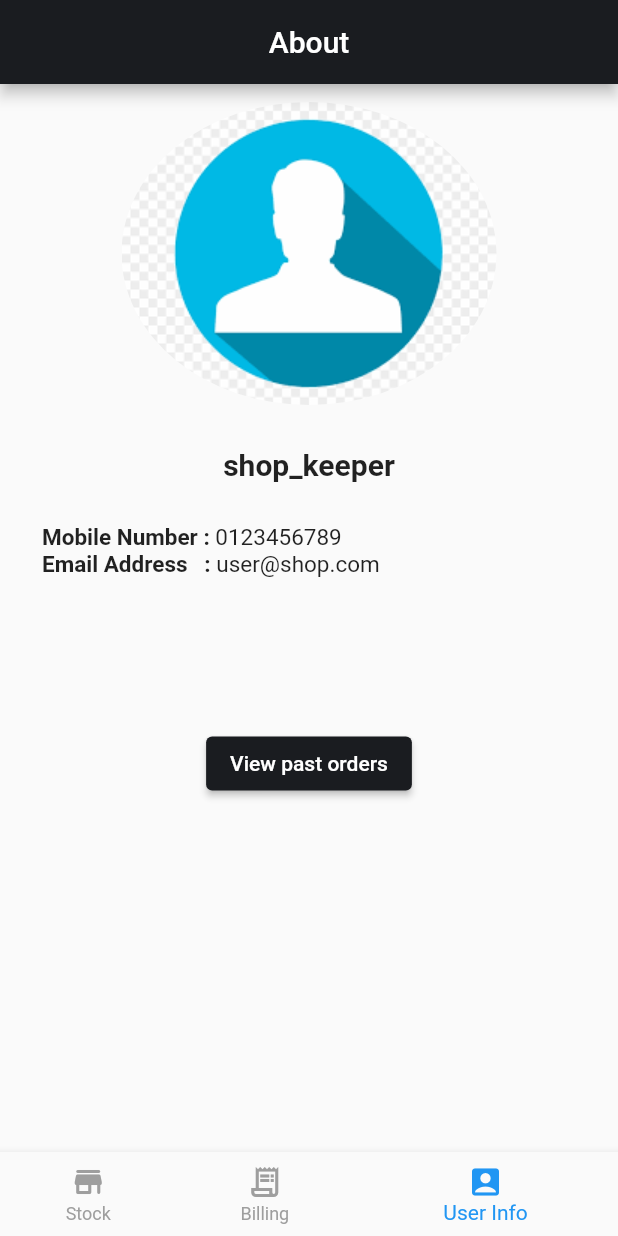
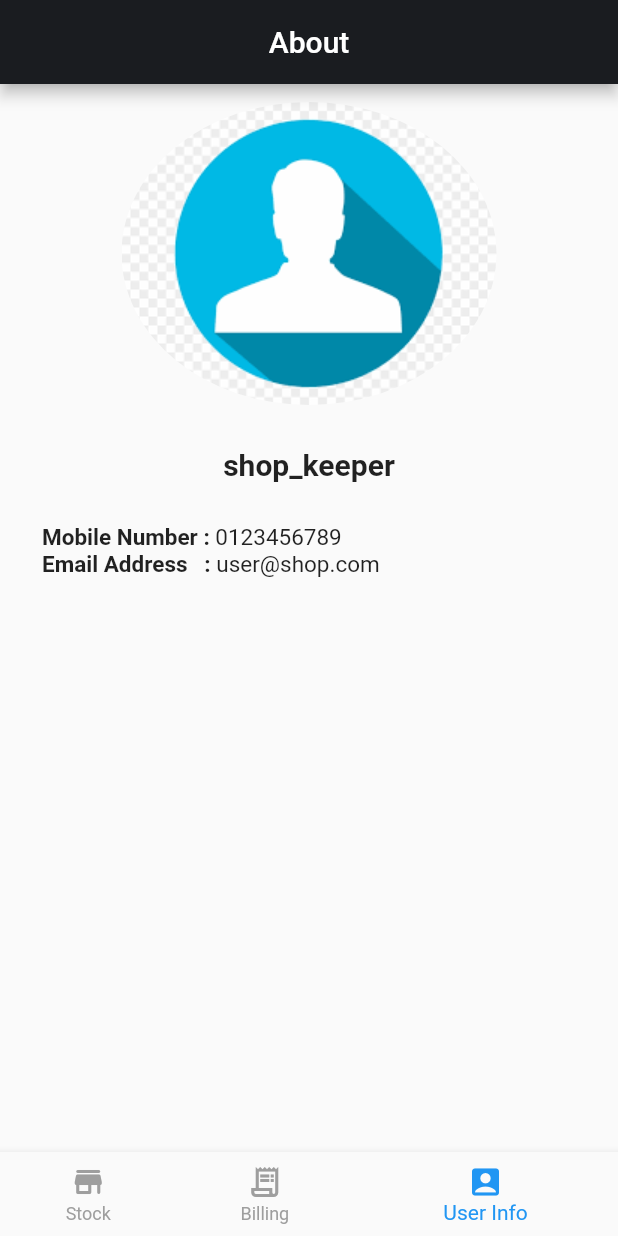
Before and after one commit to Eshaan-B/Shooper, a Flutter app: the screen it shows after launch, item 3 of the bottom bar chosen, on a phone screen of 412 x 824 dp. Run offline on Flutter 3.47's test engine with Material 2 defaults, Android fonts, the phone set to English and light mode, and no system bars; our stand-ins replace cloud_firestore, firebase_core; missing offline and left inert: flutter_barcode_scanner; accounts and stored records are empty.

Commit message:
Did something, forgot what. But the code works

```diff
--- a/lib/main.dart
+++ b/lib/main.dart
@@ -10,6 +10,7 @@ import 'screens/BillingScreen.dart';
 import 'screens/StockScreen.dart';
 import 'screens/AddProduct.dart';
 import 'screens/TabsScreen.dart';
+import 'screens/history.dart';
 
 void main() => runApp(MyApp());
 
@@ -53,6 +54,7 @@ class MyApp extends StatelessWidget {
                 BillingScreen.routeName: (ctx) => BillingScreen(),
                 StockScreen.routeName: (ctx) => StockScreen(),
                 AddProduct.routeName: (ctx) => AddProduct(),
+                HistoryPage.routeName: (ctx) => HistoryPage(),
               },
             );
           },
--- a/lib/screens/ShopInfo.dart
+++ b/lib/screens/ShopInfo.dart
@@ -1,5 +1,7 @@
 import 'package:flutter/cupertino.dart';
 import 'package:flutter/material.dart';
+
+import 'history.dart';
 
 class User {
   final String userName;
@@ -104,7 +106,11 @@ class ShopInfoState extends State<ShopInfo> {
             SizedBox(
               height: 100,
             ),
-            ElevatedButton(onPressed: () {}, child: Text("View past orders"))
+            // ElevatedButton(
+            //     onPressed: () {
+            //       Navigator.of(context).pushNamed(HistoryPage.routeName);
+            //     },
+            //     child: Text("View past orders"))
           ],
         ),
       ),
```
Also changed, not shown: lib/screens/history.dart (+2 -5 lines).
